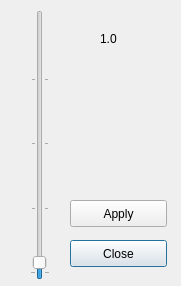
IfremerUnderwater/3DMetrics, file 3DMetrics/z_scale_dialog.ui: the form before one commit.
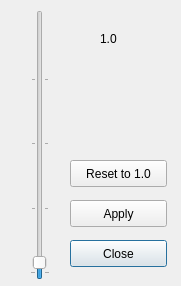
The form after the commit.

Commit message: ZScaleDialog correction/ enhancement

Diff of the .ui file:
```diff
--- a/3DMetrics/z_scale_dialog.ui
+++ b/3DMetrics/z_scale_dialog.ui
@@ -80,6 +80,19 @@
     <string>1.0</string>
    </property>
   </widget>
+  <widget class="QPushButton" name="reset_btn">
+   <property name="geometry">
+    <rect>
+     <x>70</x>
+     <y>160</y>
+     <width>97</width>
+     <height>27</height>
+    </rect>
+   </property>
+   <property name="text">
+    <string>Reset to 1.0</string>
+   </property>
+  </widget>
  </widget>
  <resources/>
  <connections/>
```
The commit also changes 2 other files.
